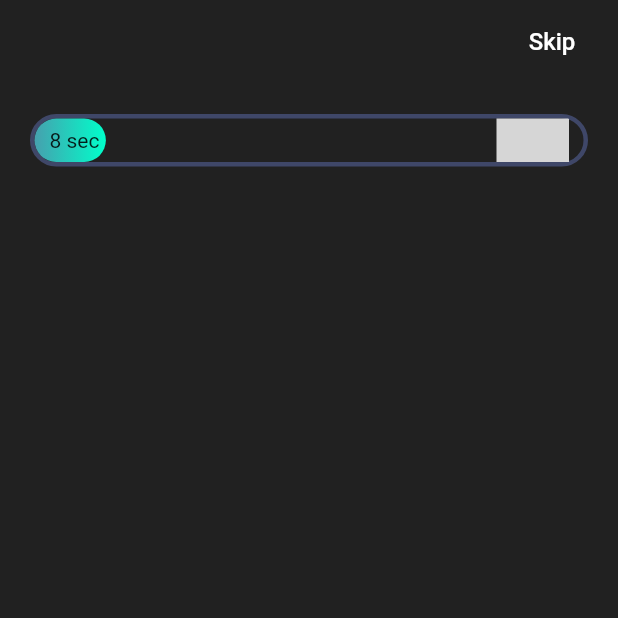
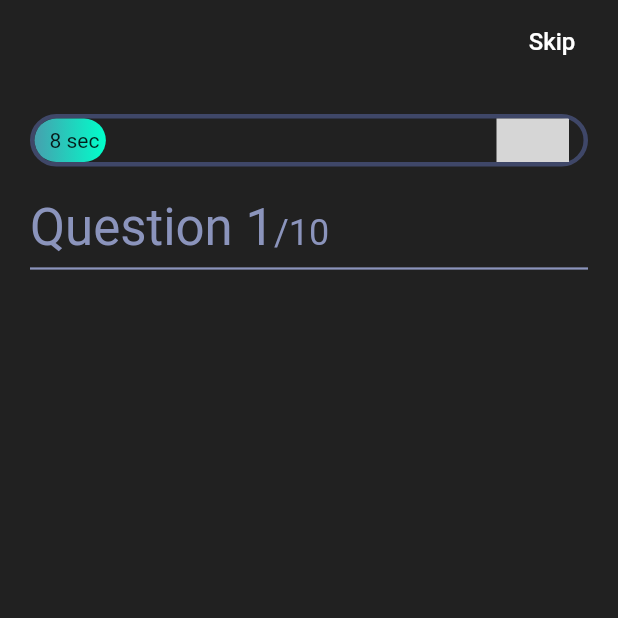
Before and after one commit to tkaveen/flutter-quiz-app, a Flutter app: the screen it shows after launch, on a phone screen of 412 x 824 dp, the top half of it. Run offline on Flutter 3.47's test engine with Material 2 defaults, Android fonts, the phone set to English and light mode, and no system bars; our stand-ins replace get, websafe_svg; grey boxes are pictures that could not be loaded.

Commit message:
Question title done

```diff
--- a/lib/screens/quiz/components/body.dart
+++ b/lib/screens/quiz/components/body.dart
@@ -20,11 +20,37 @@ class Body extends StatelessWidget {
               horizontal: kDefaultPadding,
             ),
             child: Column(
+              crossAxisAlignment: CrossAxisAlignment.start,
               children: [
                 Container(
                   height: 20,
                 ),
-                ProgressBar()
+                ProgressBar(),
+                SizedBox(
+                  height: kDefaultPadding,
+                ),
+                Text.rich(TextSpan(
+                  text: "Question 1",
+                  style: Theme.of(context)
+                      .textTheme
+                      .headline4
+                      .copyWith(color: kSecondaryColor),
+                  children: [
+                    TextSpan(
+                        text: "/10",
+                        style: Theme.of(context)
+                            .textTheme
+                            .headline5
+                            .copyWith(color: kSecondaryColor))
+                  ],
+                )),
+                Divider(
+                  thickness: 1.5,
+                  color: Color(0xFF8B94BC),
+                ),
+                SizedBox(
+                  height: kDefaultPadding,
+                )
               ],
             ),
           ),
```
